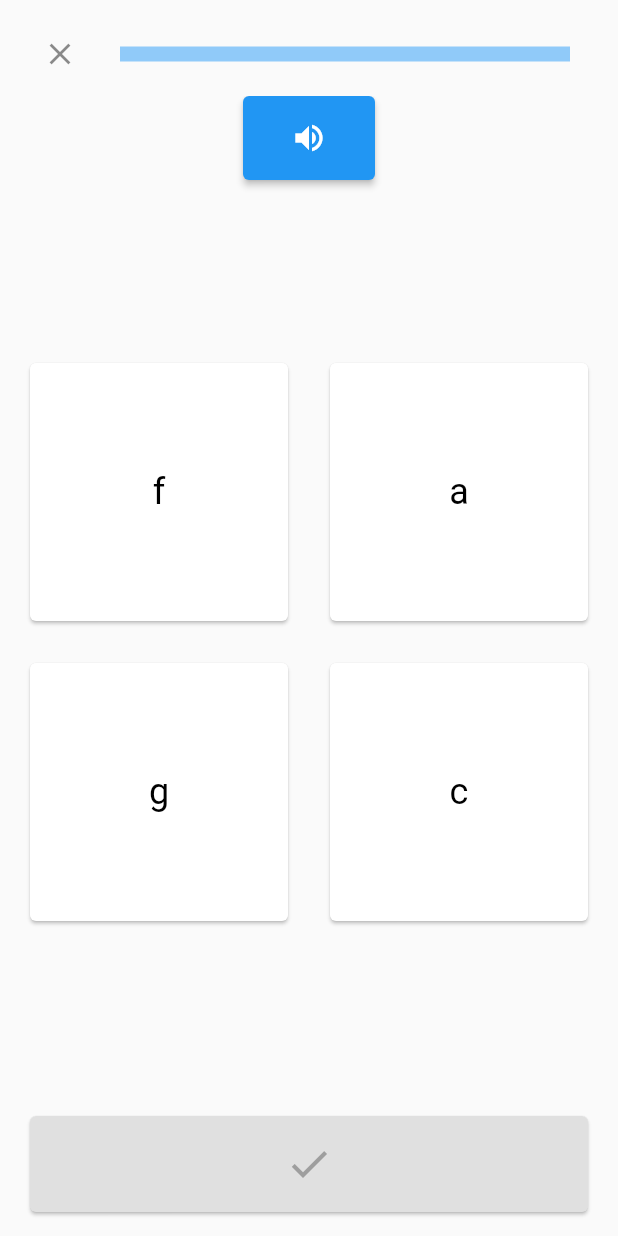
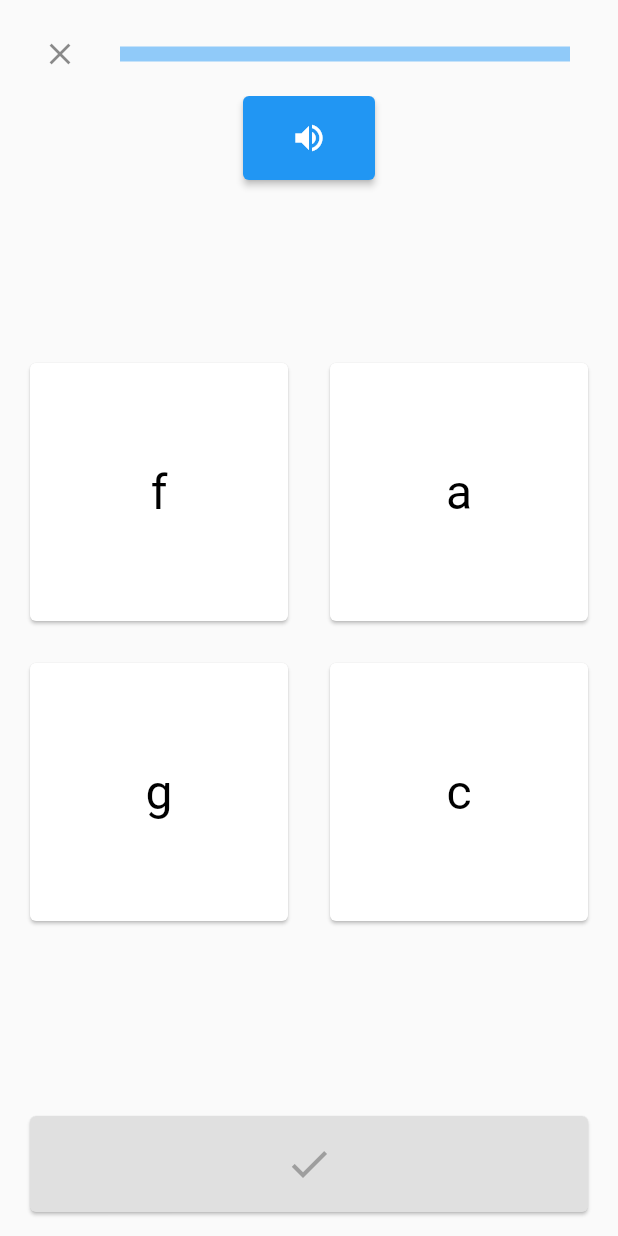
Before and after one commit to guihcs/learn_read, a Flutter app: the screen it shows after launch, after a tap on the "fitness center" icon, on a phone screen of 412 x 824 dp. Run offline on Flutter 3.47's test engine with Material 2 defaults, Android fonts, the phone set to English and light mode, and no system bars; our stand-ins replace audioplayers, diacritic, fl_chart, flutter_markdown, flutter_tts, sembast and 1 more.

Commit message:
implemented exercise button sound

```diff
--- a/lib/exercises/find_from_speak.dart
+++ b/lib/exercises/find_from_speak.dart
@@ -91,7 +91,7 @@ class _FindFromSpeakExerciseState extends State<FindFromSpeakExercise> {
         child: Center(
           child: Text(
             option,
-            style: TextStyle(fontSize: 24, color: Colors.black),
+            style: TextStyle(fontSize: 32, color: Colors.black),
           ),
         ),
       ),
--- a/lib/pages/home.dart
+++ b/lib/pages/home.dart
@@ -38,7 +38,7 @@ class _HomePageState extends State<HomePage> {
           ),
           BottomNavigationBarItem(
             icon: Icon(Icons.analytics_outlined),
-            label: 'Progress'
+            label: 'Progresso'
           ),
         ],
         currentIndex: _selectedIndex,
--- a/lib/pages/progress/progress.dart
+++ b/lib/pages/progress/progress.dart
@@ -12,11 +12,11 @@ class _ProgressTabState extends State<ProgressTab> {
   Widget build(BuildContext context) {
     List<num> progressHistory = UserProgressService.progressHistory;
     return Column(mainAxisSize: MainAxisSize.min, children: [
-      Text('Learning rate: ${UserProgressService.learningRate}'),
+      Text('Taxa de aprendizado: ${UserProgressService.learningRate}'),
       Container(
         padding: EdgeInsets.only(top: 16, bottom: 16, right: 16),
         width: double.infinity,
-        height: 600,
+        height: 400,
         child: LineChart(
           LineChartData(
             lineBarsData: [
--- a/lib/services/audio/audio_service.dart
+++ b/lib/services/audio/audio_service.dart
@@ -2,6 +2,7 @@
 
 import 'dart:async';
 
+import 'package:audioplayers/audioplayers.dart';
 import 'package:flutter_tts/flutter_tts.dart';
 import 'package:speech_to_text/speech_to_text.dart';
 
@@ -9,6 +10,7 @@ class AudioService {
 
   static AudioService? _instance;
   final FlutterTts _flutterTts = FlutterTts();
+  AudioPlayer _audioPlayer = AudioPlayer();
   Completer? _completer;
 
   AudioService._(){
@@ -19,6 +21,10 @@ class AudioService {
         _completer = null;
       }
     });
+  }
+
+  playFile(path, {volume = 1.0}) async {
+    return await _audioPlayer.play(path, isLocal: true, volume: volume);
   }
 
   speak(String text) async {
--- a/pubspec.yaml
+++ b/pubspec.yaml
@@ -32,6 +32,7 @@ dependencies:
   diacritic: ^0.1.3
   fl_chart: ^0.35.0
   flutter_markdown: ^0.6.1
+  audioplayers: ^0.18.3
 
 dev_dependencies:
   flutter_test:
@@ -51,6 +52,7 @@ flutter:
   # To add assets to your application, add an assets section, like this:
   assets:
     - assets/text/
+    - assets/sounds/
 
   # An image asset can refer to one or more resolution-specific "variants", see
   # https://flutter.dev/assets-and-images/#resolution-aware.
```
Also changed, not shown: lib/pages/exercise/exercise_page.dart (+7 -0 lines), pubspec.lock, 2 other files.
